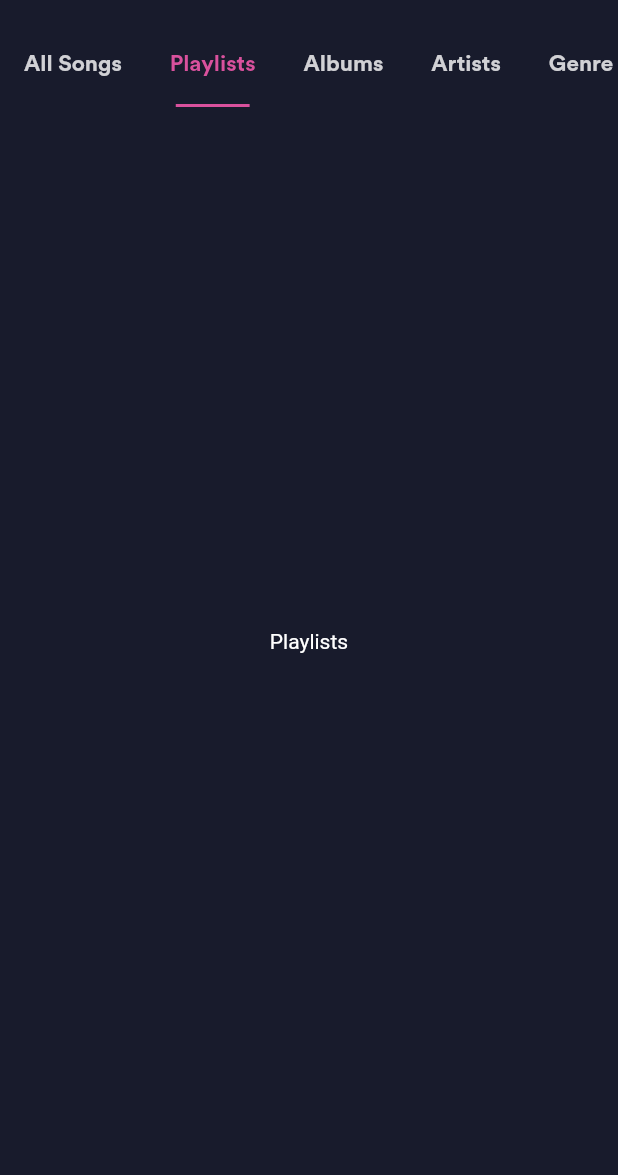
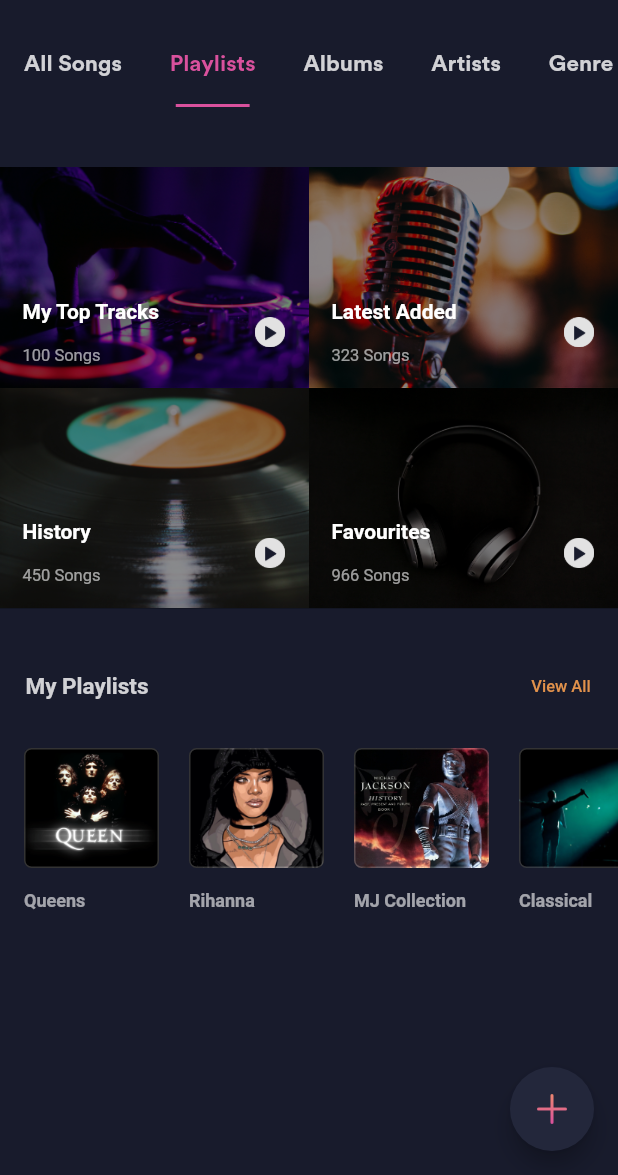
Before and after one commit to MarcusFrancisquini/music_player, a Flutter app: the SongsView screen opened directly, tab 2 chosen, on a phone screen of 412 x 824 dp, the part 61-1236 px from its top. Run offline on Flutter 3.47's test engine with Material 2 defaults, Android fonts, the phone set to English and light mode, and no system bars; our stand-ins replace flutter_rating_bar, get.

Commit message:
All songs e Playlist

```diff
--- /dev/null
+++ b/lib/common_widget/my_playlist_card.dart
@@ -0,0 +1,62 @@
+// ignore_for_file: prefer_const_constructors, avoid_print
+
+import 'package:flutter/material.dart';
+
+import '../common/color_extension.dart';
+
+class MyPlaylistCard extends StatelessWidget {
+  final Map pObj;
+  final VoidCallback onPressed;
+
+  const MyPlaylistCard(
+      {super.key, required this.pObj, required this.onPressed});
+
+  @override
+  Widget build(BuildContext context) {
+    return Container(
+      margin: EdgeInsets.symmetric(horizontal: 10),
+      width: 90,
+      child: Column(
+        mainAxisAlignment: MainAxisAlignment.start,
+        crossAxisAlignment: CrossAxisAlignment.start,
+        mainAxisSize: MainAxisSize.min,
+        children: [
+          //* cover images
+          Stack(
+            alignment: Alignment.center,
+            children: [
+              ClipRRect(
+                borderRadius: BorderRadius.circular(5),
+                child: Image.asset(pObj["image"],
+                  width: 90,
+                  height: 80,
+                  fit: BoxFit.cover
+                ),
+              ),
+              Container(
+                width: 90,
+                height: 80,
+                decoration: BoxDecoration(
+                  border: Border.all(color: TColor.primaryText20),
+                  borderRadius: BorderRadius.circular(5)
+                ),
+              ),
+            ],
+          ),
+          SizedBox(
+            height: 15,
+          ),
+          Text(
+            pObj["name"],
+            maxLines: 1,
+            style: TextStyle(
+              color: TColor.primaryText60,
+              fontSize: 12,
+              fontWeight: FontWeight.w600
+            ),
+          ),
+        ],
+      ),
+    );
+  }
+}
--- /dev/null
+++ b/lib/common_widget/playlists_grid.dart
@@ -0,0 +1,81 @@
+// ignore_for_file: prefer_const_constructors, avoid_print, prefer_const_literals_to_create_immutables, dead_code
+
+import 'package:flutter/material.dart';
+
+import '../common/color_extension.dart';
+
+class PlaylistGrid extends StatelessWidget {
+  final Map pObj;
+  final VoidCallback onPressed;
+  final VoidCallback onPressedPlay;
+
+  const PlaylistGrid(
+      {super.key,
+      required this.pObj,
+      required this.onPressed,
+      required this.onPressedPlay});
+
+  @override
+  Widget build(BuildContext context) {
+    return Stack(
+      alignment: Alignment.bottomCenter,
+      children: [
+        Image.asset(
+          pObj["image"],
+          width: double.maxFinite,
+          height: double.maxFinite,
+          fit: BoxFit.cover
+        ),
+        Container(
+          width: double.maxFinite,
+          height: double.maxFinite,
+          color: Colors.black45
+        ),
+        Padding(
+          padding: const EdgeInsets.all(15),
+          child: Row(
+            crossAxisAlignment: CrossAxisAlignment.center,
+            children: [
+              Expanded(
+                child: Column(
+                  mainAxisSize: MainAxisSize.min,
+                  crossAxisAlignment: CrossAxisAlignment.start,
+                  children: [
+                    Text(
+                      pObj["name"],
+                      maxLines: 1,
+                      style: TextStyle(
+                        color: TColor.primaryText,
+                        fontSize: 14,
+                        fontWeight: FontWeight.w600
+                      ),
+                    ),
+                    SizedBox(
+                      height: 15,
+                    ),
+                    Text(
+                      pObj["songs"],
+                      maxLines: 1,
+                      style: TextStyle(
+                        color: TColor.primaryText60,
+                        fontSize: 11
+                      ),
+                    )
+                  ],
+                ),
+              ),
+              InkWell(
+                onTap: onPressedPlay,
+                child: Image.asset(
+                  "assets/images/play.png",
+                  width: 22,
+                  height: 20,
+                )
+              )
+            ],
+          ),
+        )
+      ],
+    );
+  }
+}
--- /dev/null
+++ b/lib/view/songs/playlist_view.dart
@@ -0,0 +1,89 @@
+// ignore_for_file: prefer_const_constructors
+
+import 'package:flutter/material.dart';
+import 'package:get/get.dart';
+import 'package:music_player/common_widget/my_playlist_card.dart';
+import 'package:music_player/common_widget/playlists_grid.dart';
+import 'package:music_player/common_widget/view_all_section.dart';
+import 'package:music_player/view_model/playlists_view_model.dart';
+
+class PlaylistView extends StatefulWidget {
+  const PlaylistView({super.key});
+
+  @override
+  State<PlaylistView> createState() => _PlaylistViewState();
+}
+
+class _PlaylistViewState extends State<PlaylistView> {
+
+  final plVM = Get.put(PlaylistsViewModel());
+
+  @override
+  Widget build(BuildContext context) {
+    return Scaffold(
+      floatingActionButton: FloatingActionButton(
+        backgroundColor: Color(0xff23273B),
+        onPressed: (){},
+        child: Padding(
+          padding: const EdgeInsets.all(18),
+          child: Image.asset(
+            "assets/images/add.png"
+          ),
+        ),
+      ),
+      body: SingleChildScrollView(
+        child: Padding(
+          padding: const EdgeInsets.only(top: 20),
+          child: Column(
+            crossAxisAlignment: CrossAxisAlignment.start,
+            children: [
+              Obx(
+                () => GridView.builder(
+                  physics: NeverScrollableScrollPhysics(),
+                  shrinkWrap: true,
+                  padding: EdgeInsets.symmetric(vertical: 20),
+                  gridDelegate: SliverGridDelegateWithFixedCrossAxisCount(
+                    crossAxisCount: 2,
+                    childAspectRatio: 1.4,
+                    crossAxisSpacing: 0,
+                    mainAxisSpacing: 0
+                  ),
+                  itemCount: plVM.playlistArr.length,
+                  itemBuilder: (context, index) {
+                    var pObj = plVM.playlistArr[index];
+                    return PlaylistGrid(
+                      pObj: pObj,
+                      onPressed: (){},
+                      onPressedPlay: (){},
+                    );
+                  },
+                )
+              ),
+              ViewAllSection(
+                title: "My Playlists",
+                onPressed: (){}
+              ),
+              SizedBox(
+                height: 150,
+                child: Obx(
+                  () => ListView.builder(
+                    scrollDirection: Axis.horizontal,
+                    padding: EdgeInsets.symmetric(vertical: 10, horizontal: 6),
+                    itemCount: plVM.myplaylistArr.length,
+                    itemBuilder: (context, index){
+                      var pObj = plVM.myplaylistArr[index];
+                      return MyPlaylistCard(
+                        pObj: pObj,
+                        onPressed: (){},
+                      );
+                    },
+                  )
+                ),
+              )
+            ],
+          ),
+        ),
+      ),
+    );
+  }
+}
--- a/lib/view/songs/song_view.dart
+++ b/lib/view/songs/song_view.dart
@@ -2,6 +2,8 @@
 
 import 'package:flutter/material.dart';
 import 'package:get/get.dart';
+import 'package:music_player/view/songs/all_songs_view.dart';
+import 'package:music_player/view/songs/playlist_view.dart';
 
 import '../../common/color_extension.dart';
 import '../../view_model/splash_view_model.dart';
@@ -92,21 +94,11 @@ class _SongsViewState extends State<SongsView> with SingleTickerProviderStateMix
               indicatorColor: TColor.focus,
               isScrollable: true,
               tabs: [
-                Tab(
-                  text: 'All Songs',
-                ),
-                Tab(
-                  text: 'Playlists',
-                ),
-                Tab(
-                  text: 'Albums',
-                ),
-                Tab(
-                  text: 'Artists',
-                ),
-                Tab(
-                  text: 'Genre',
-                ),
+                Tab(text: 'All Songs'),
+                Tab(text: 'Playlists'),
+                Tab(text: 'Albums'),
+                Tab(text: 'Artists'),
+                Tab(text: 'Genre'),
               ],
             ),
           ),
@@ -114,21 +106,11 @@ class _SongsViewState extends State<SongsView> with SingleTickerProviderStateMix
             child: TabBarView(
               controller: controller,
               children: [
-                Center(
-                  child: Text("All Songs"),
-                ),
-                Center(
-                  child: Text("Playlists"),
-                ),
-                Center(
-                  child: Text("Albums"),
-                ),
-                Center(
-                  child: Text("Artists"),
-                ),
-                Center(
-                  child: Text("Genre"),
-                ),
+                AllSongsView(),
+                PlaylistView(),
+                Center(child: Text("Albums")),
+                Center(child: Text("Artists")),
+                Center(child: Text("Genre")),
               ],
             ),
           )
--- /dev/null
+++ b/lib/view_model/playlists_view_model.dart
@@ -0,0 +1,50 @@
+import 'package:get/get.dart';
+
+class PlaylistsViewModel {
+  final playlistArr = [
+
+    {
+      "image": "assets/images/playlist_1.png",
+      "name": "My Top Tracks",
+      "songs": "100 Songs"
+    },
+    {
+      "image": "assets/images/playlist_2.png",
+      "name": "Latest Added",
+      "songs": "323 Songs"
+    },
+    {
+      "image": "assets/images/playlist_3.png",
+      "name": "History",
+      "songs": "450 Songs"
+    },
+    {
+      "image": "assets/images/playlist_4.png",
+      "name": "Favourites",
+      "songs": "966 Songs"
+    }
+
+  ].obs;
+
+  final myplaylistArr = [
+
+    {
+      "image": "assets/images/mp_1.png",
+      "name": "Queens Collection"
+    },
+    {
+      "image": "assets/images/mp_2.png",
+      "name": "Rihanna Collection"
+    },
+    {
+      "image": "assets/images/mp_3.png",
+      "name": "MJ Collection"
+    },
+    {
+      "image": "assets/images/mp_4.png",
+      "name": "Classical Collection"
+    }
+
+  ].obs;
+
+}
```
Also changed, not shown: lib/common_widget/all_songs_row.dart (added, +102 -0 lines), lib/view/songs/all_songs_view.dart (added, +38 -0 lines), lib/view_model/all_songs_view_model.dart (added, +53 -0 lines).
